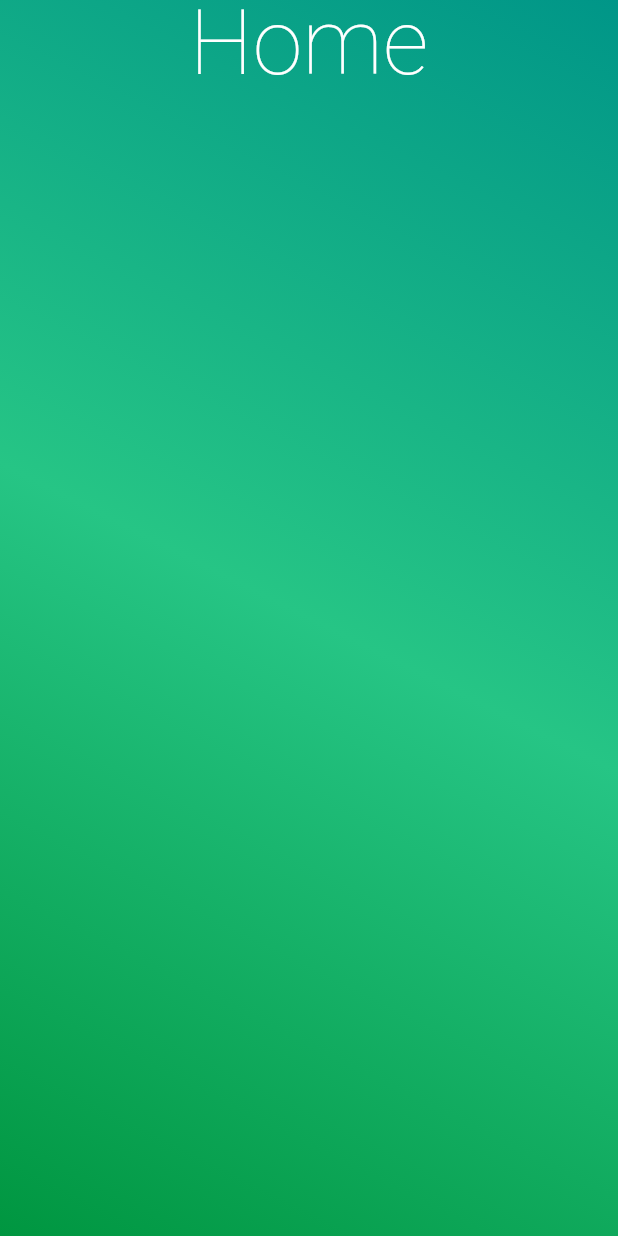
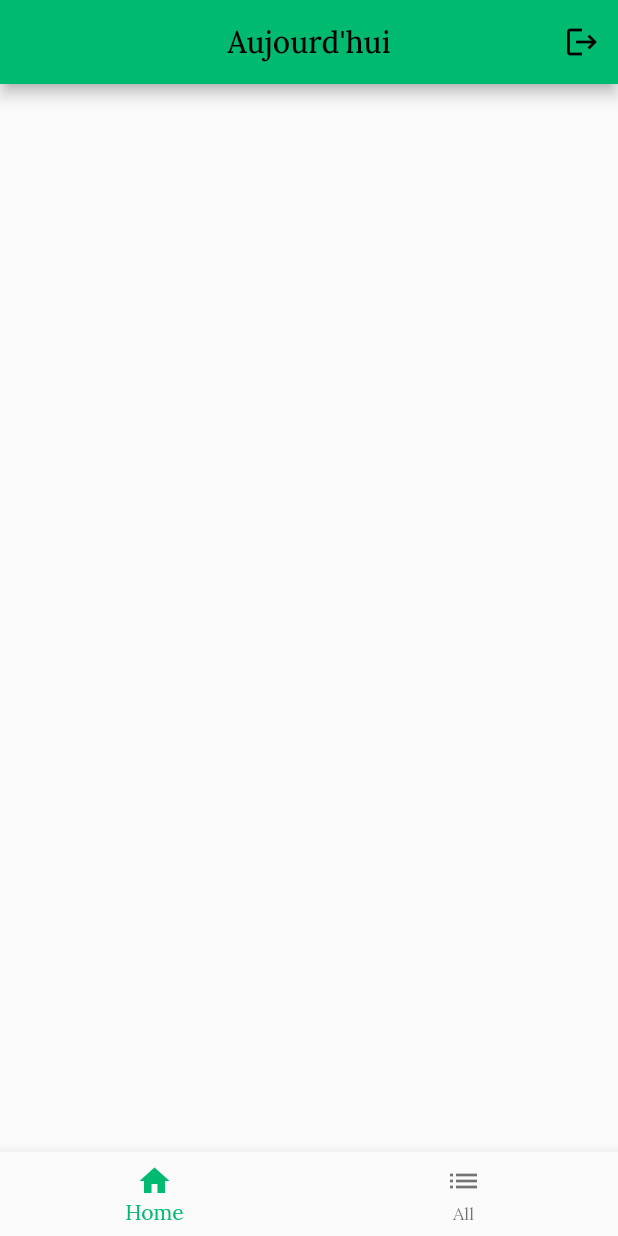
Before and after one commit to assanediouf18/Remindrv2, a Flutter app: the screen it shows once a user with an empty profile is signed in, on a phone screen of 412 x 824 dp. Run offline on Flutter 3.47's test engine with Material 2 defaults, Android fonts, the phone set to English and light mode, and no system bars; our stand-ins replace firebase_auth, firebase_core, google_fonts; accounts and stored records are empty; network calls fail.

Commit message:
Home page basics ready

```diff
--- a/lib/screens/home_page.dart
+++ b/lib/screens/home_page.dart
@@ -7,42 +7,84 @@ import 'package:remindr/services/authentication.dart';
 import '../models/user.dart';
 import '../tools.dart';
 
-class HomePage extends StatelessWidget {
+class HomePage extends StatefulWidget {
   const HomePage({Key? key}) : super(key: key);
 
   static const String routeName = "/home-page";
 
-  Column buildHomeButtons(BuildContext context) {
-    return Column(
-      mainAxisAlignment: MainAxisAlignment.center,
-      children: [
-        RemindrHomeButton(title: "Se connecter", onPressed: (){
-          AuthService().logout();
-        },),
-        const SizedBox(height: 20,),
-        RemindrHomeButton(title: "S'inscrire", onPressed: (){
-          Navigator.pushNamed(context, AuthenticationScreen.routeName);
-        },),
+  @override
+  State<HomePage> createState() => _HomePageState();
+}
+
+class _HomePageState extends State<HomePage> {
+  int _selectedIndex = 0;
+  List<String> pageTitles = ["Aujourd'hui", "Tous les rappels"];
+
+  BottomNavigationBar _buildBottomNavBar() {
+    return BottomNavigationBar(
+      items: const <BottomNavigationBarItem>[
+        BottomNavigationBarItem(
+          icon: Icon(Icons.home),
+          label: "Home",
+        ),
+        BottomNavigationBarItem(
+          icon: Icon(Icons.list),
+          label: "All",
+        ),
       ],
+      currentIndex: _selectedIndex,
+      onTap: (index) {
+        setState(() {
+          _selectedIndex = index;
+        });
+      },
     );
   }
 
   @override
   Widget build(BuildContext context) {
     final user = Provider.of<ReminderUser?>(context);
-    if(user == null) {
+    if (user == null) {
       return const AuthenticationScreen();
     }
-    return buildReminderGradientScaffold(
-        context: context,
-        appBarTitle: "Home",
-        body: SizedBox(
-          width: MediaQuery.of(context).size.width,
-          child: Container(
-            decoration: RemindrMaterialTheme.getGradientBackground(context),
-            padding: const EdgeInsets.symmetric(horizontal: 16),
-          ),
-        )
+    return Scaffold(
+      appBar: AppBar(
+        title: Text(
+            pageTitles[_selectedIndex],
+        ),
+        centerTitle: true,
+        actions: [
+          IconButton(
+              onPressed: (){
+                showDialog(
+                    context: context,
+                    builder: (_) => AlertDialog(
+                      title: const Text("Déconnection"),
+                      content: const Text("Es-tu sûr de vouloir te déconnecter ?"),
+                      actions: [
+                        TextButton(
+                          child: const Text("Non"),
+                          onPressed: () {
+                            Navigator.pop(context);
+                            },
+                        ),
+                        TextButton(
+                          child: const Text("Oui"),
+                          onPressed: () {
+                            AuthService().logout();
+                          },
+                        )
+                      ],
+                      elevation: 0.5,
+                    ),
+                );
+              },
+              icon: const Icon(Icons.logout),
+          )
+        ],
+      ),
+      body: Container(),
+      bottomNavigationBar: _buildBottomNavBar(),
     );
   }
 }
```
